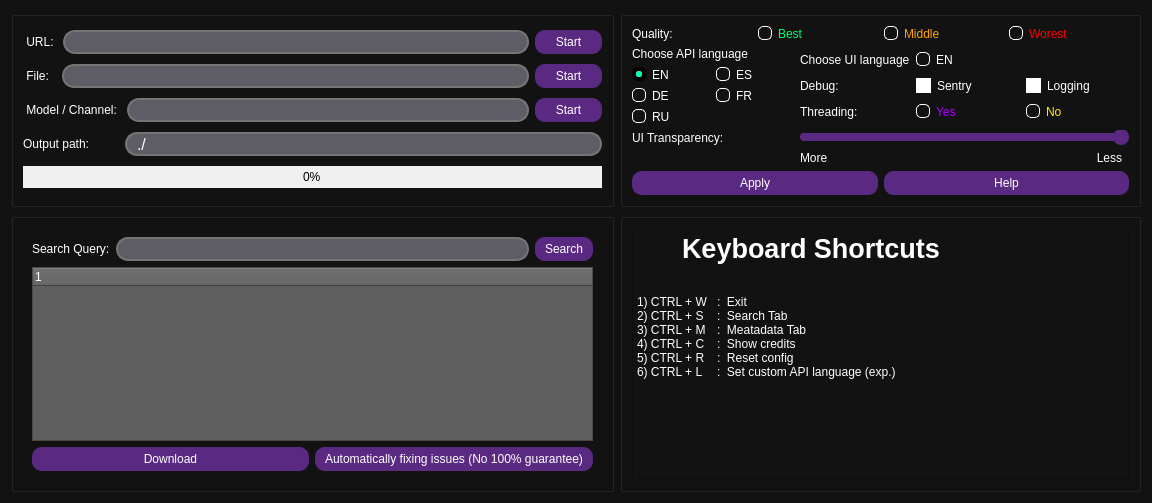
Above: src/form_redesign.ui from EchterAlsFake/Porn_Fetch before the change. Below: the same form after it.
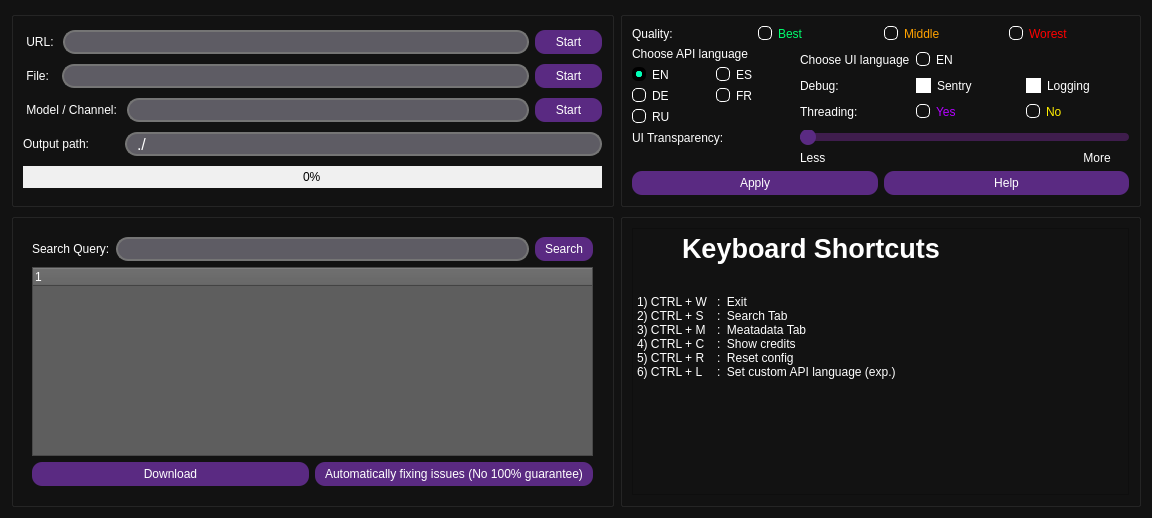
That is the form after the change. Icons and pictures are not drawn.

Diff of the .ui file:
```diff
--- a/src/form_redesign.ui
+++ b/src/form_redesign.ui
@@ -7,7 +7,7 @@
     <x>0</x>
     <y>0</y>
     <width>1152</width>
-    <height>503</height>
+    <height>518</height>
    </rect>
   </property>
   <property name="windowTitle">
@@ -1700,7 +1700,7 @@
          <enum>Qt::Horizontal</enum>
         </property>
         <property name="invertedAppearance">
-         <bool>true</bool>
+         <bool>false</bool>
         </property>
         <property name="invertedControls">
          <bool>true</bool>
@@ -1710,14 +1710,14 @@
       <item row="3" column="1">
        <widget class="QLabel" name="label_4">
         <property name="text">
-         <string>More</string>
+         <string>Less</string>
         </property>
        </widget>
       </item>
       <item row="3" column="2">
        <widget class="QLabel" name="label_5">
         <property name="text">
-         <string>                                       Less</string>
+         <string>                                   More</string>
         </property>
        </widget>
       </item>
```
Left out of the diff: 2 changed lines with no effect on the pictures.
